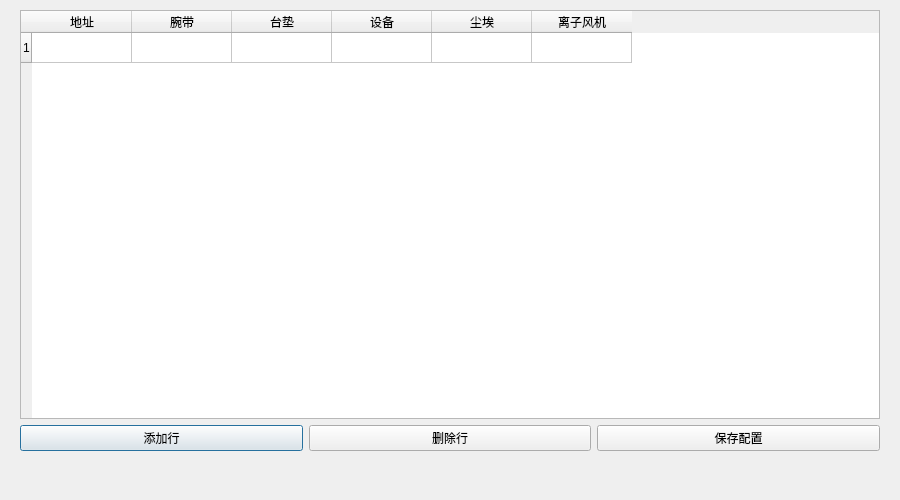
The window that newdialog.ui (ellen20260507/vand132) describes before a commit, drawn with Qt 5.
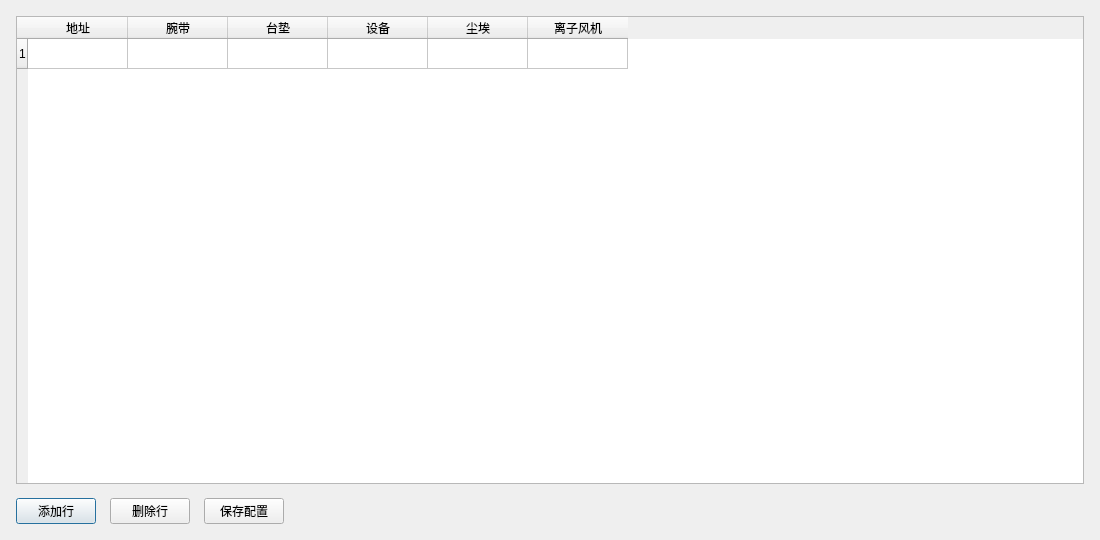
The same window after the commit.

The edit to the form file:
```diff
--- a/newdialog.ui
+++ b/newdialog.ui
@@ -6,23 +6,35 @@
    <rect>
     <x>0</x>
     <y>0</y>
-    <width>900</width>
-    <height>500</height>
+    <width>1100</width>
+    <height>540</height>
    </rect>
   </property>
+  <property name="minimumSize">
+   <size>
+    <width>1000</width>
+    <height>480</height>
+   </size>
+  </property>
   <property name="windowTitle">
-   <string>Dialog</string>
-  </property>
-  <widget class="QWidget" name="layoutWidget">
-   <property name="geometry">
-    <rect>
-     <x>20</x>
-     <y>10</y>
-     <width>860</width>
-     <height>441</height>
-    </rect>
+   <string>轮询设置</string>
    </property>
    <layout class="QVBoxLayout" name="verticalLayout">
+   <property name="spacing">
+    <number>14</number>
+   </property>
+   <property name="leftMargin">
+    <number>16</number>
+   </property>
+   <property name="topMargin">
+    <number>16</number>
+   </property>
+   <property name="rightMargin">
+    <number>16</number>
+   </property>
+   <property name="bottomMargin">
+    <number>16</number>
+   </property>
     <item>
      <widget class="QTableWidget" name="tableWidget">
       <property name="rowCount">
@@ -111,10 +123,22 @@
         </property>
        </widget>
       </item>
+     <item>
+      <spacer name="horizontalSpacer">
+       <property name="orientation">
+        <enum>Qt::Horizontal</enum>
+       </property>
+       <property name="sizeHint" stdset="0">
+        <size>
+         <width>40</width>
+         <height>20</height>
+        </size>
+       </property>
+      </spacer>
+     </item>
      </layout>
     </item>
    </layout>
-  </widget>
  </widget>
  <resources/>
  <connections/>
```
Left out of the diff: 18 changed lines with no effect on the pictures. Lines whose indentation alone changed are shown as unchanged.
